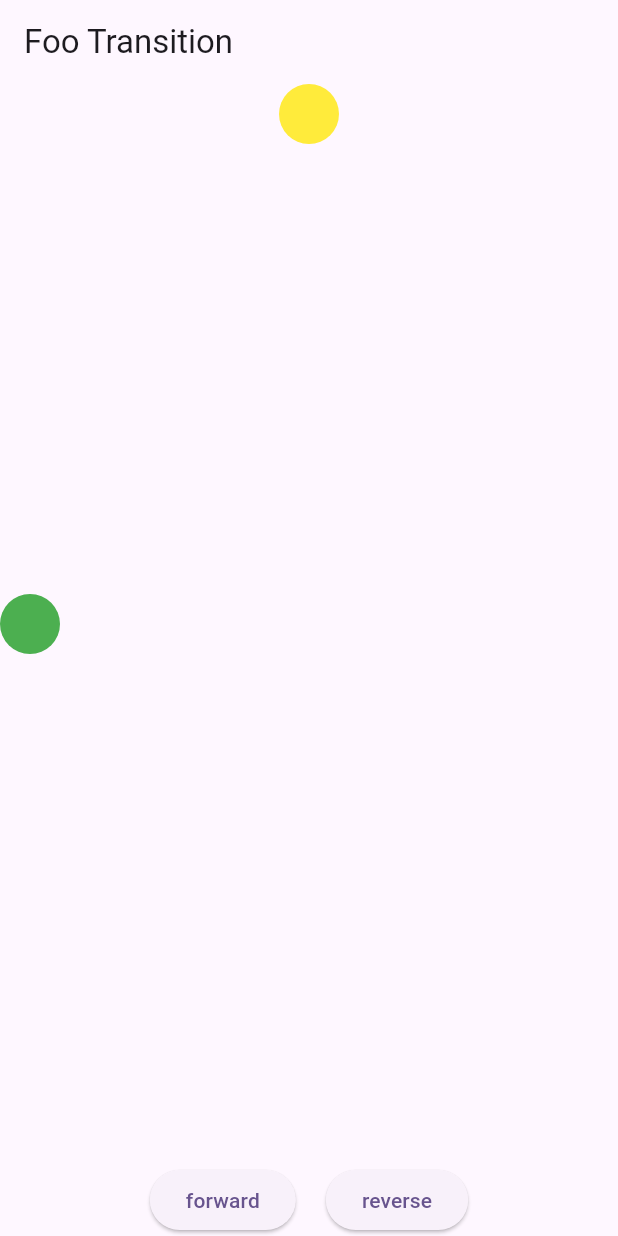
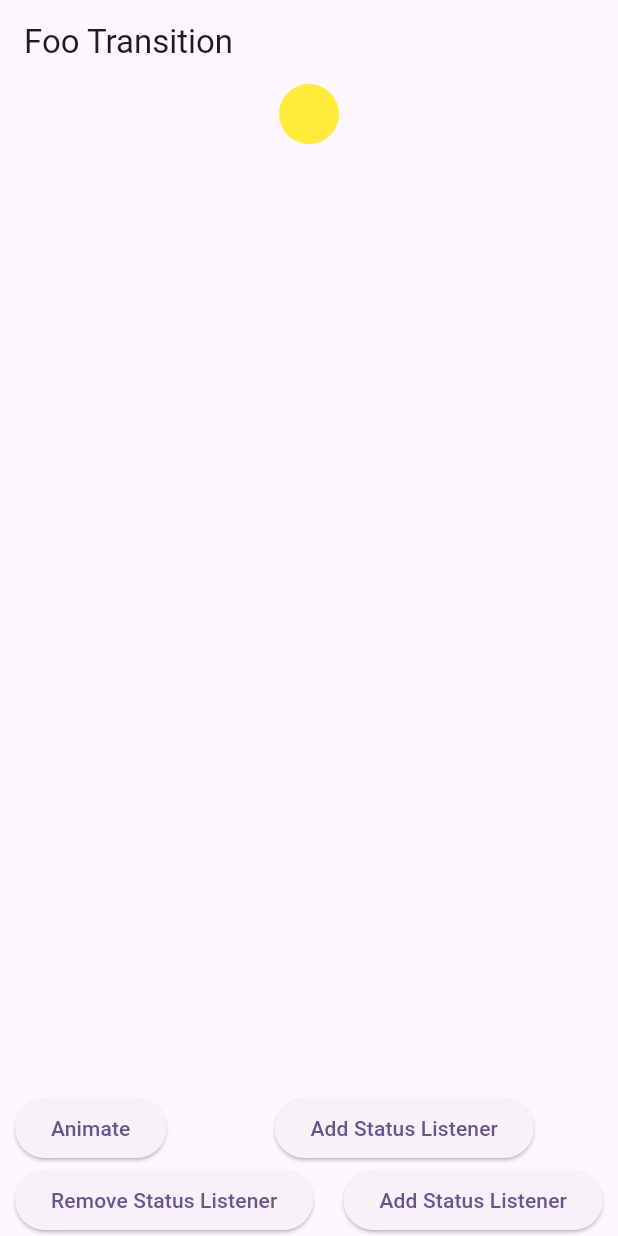
Before and after one commit to bishoyabdmariam/flutter_animations, a Flutter app: the screen it shows after launch, on a phone screen of 412 x 824 dp. Run offline on Flutter 3.47's test engine with Material 3 defaults, Android fonts, the phone set to English and light mode, and no system bars.

Commit message:
end of the 13 videos of playlist

```diff
--- a/lib/animation_object/foo_transition.dart
+++ b/lib/animation_object/foo_transition.dart
@@ -8,11 +8,9 @@ class FooTransition extends StatefulWidget {
 }
 
 class _FooTransitionState extends State<FooTransition>
-    with TickerProviderStateMixin {
-  late Animation<AlignmentGeometry> _greenAnimation;
+    with SingleTickerProviderStateMixin {
   late Animation<AlignmentGeometry> _yellowAnimation;
   late AnimationController _yellowController;
-  late AnimationController _greenController;
 
   @override
   void initState() {
@@ -20,11 +18,6 @@ class _FooTransitionState extends State<FooTransition>
 
     AnimationStatus.reverse;
 
-    _greenController = AnimationController(
-      vsync: this,
-      duration: const Duration(seconds: 1),
-      reverseDuration: const Duration(seconds: 1),
-    );
     _yellowController = AnimationController(
       vsync: this,
       duration: const Duration(seconds: 1),
@@ -33,37 +26,6 @@ class _FooTransitionState extends State<FooTransition>
     _yellowAnimation = Tween<AlignmentGeometry>(
             begin: Alignment.topCenter, end: Alignment.bottomCenter)
         .animate(_yellowController);
-    _greenAnimation = Tween<AlignmentGeometry>(
-            begin: Alignment.centerLeft, end: Alignment.centerRight)
-        .animate(
-      CurvedAnimation(
-        parent: _greenController,
-        curve: Curves.easeInOutBack,
-        reverseCurve: Curves.easeInOutCirc,
-      ),
-    );
-
-    _greenController.addStatusListener((status) {
-      print('_greenController $status');
-      if (status == AnimationStatus.completed||status == AnimationStatus.dismissed) {
-        if (_yellowController.status != AnimationStatus.completed) {
-          _yellowController.forward();
-        } else {
-          _yellowController.reverse();
-        }
-      }
-    });
-
-    _yellowController.addStatusListener((status) {
-      print('_yellowController $status');
-      if (status == AnimationStatus.completed||status == AnimationStatus.dismissed) {
-        if (_greenController.status != AnimationStatus.completed) {
-          _greenController.forward();
-        } else {
-          _greenController.reverse();
-        }
-      }
-    });
   }
 
   @override
@@ -90,12 +52,6 @@ class _FooTransitionState extends State<FooTransition>
       child: Stack(
         children: [
           AlignTransition(
-            alignment: _greenAnimation,
-            child: const CircleAvatar(
-              backgroundColor: Colors.green,
-            ),
-          ),
-          AlignTransition(
             alignment: _yellowAnimation,
             child: const CircleAvatar(
               backgroundColor: Colors.yellow,
@@ -112,10 +68,12 @@ class _FooTransitionState extends State<FooTransition>
       children: [
         ElevatedButton(
           onPressed: () {
-            _greenController.forward();
+            _yellowController.value == 0
+                ? _yellowController.forward()
+                : _yellowController.reverse();
           },
           child: const Text(
-            "forward",
+            "Animate",
           ),
         ),
         const SizedBox(
@@ -123,13 +81,37 @@ class _FooTransitionState extends State<FooTransition>
         ),
         ElevatedButton(
           onPressed: () {
-            _greenController.reverse();
+            _yellowController.addStatusListener(_statusListener);
           },
           child: const Text(
-            "reverse",
+            "Add Status Listener",
+          ),
+        ),
+        const SizedBox(
+          width: 20,
+        ),
+        ElevatedButton(
+          onPressed: () {
+            _yellowController.removeStatusListener(_statusListener);
+          },
+          child: const Text(
+            "Remove Status Listener",
+          ),
+        ),
+        const SizedBox(
+          width: 20,
+        ),
+        ElevatedButton(
+          onPressed: () {},
+          child: const Text(
+            "Add Status Listener",
           ),
         ),
       ],
     );
   }
+
+  _statusListener(AnimationStatus animationStatus) {
+    print(animationStatus);
+  }
 }
```
